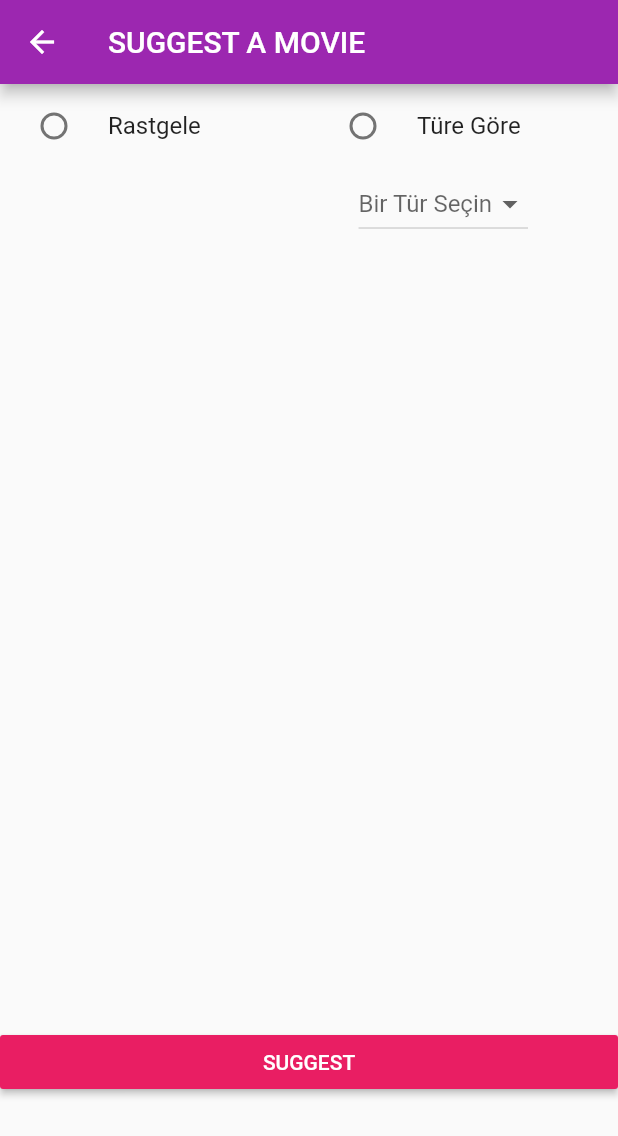
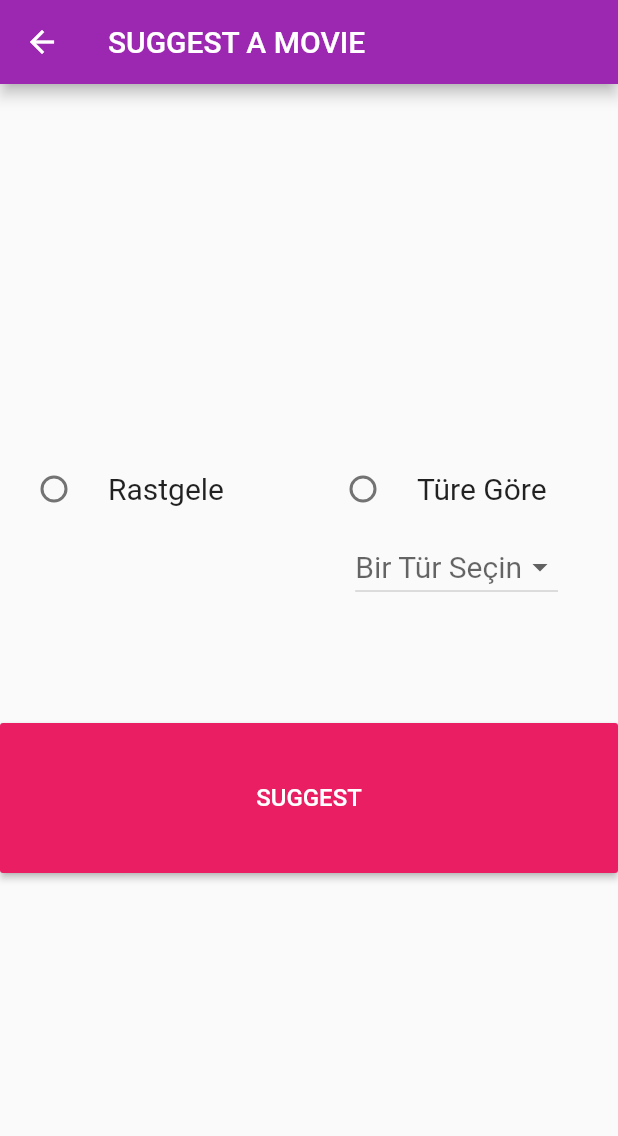
Before and after one commit to se3802018-2019/Suggesty, a Flutter app: the screen it shows after launch, after a tap on "SUGGEST A MOVIE", on a phone screen of 412 x 824 dp. Shown: the top 1136 px of the screen. Run offline on Flutter 3.47's test engine with Material 2 defaults, Android fonts, the phone set to English and light mode, and no system bars.

Commit message:
main screen updates

```diff
--- a/lib/first_screen.dart
+++ b/lib/first_screen.dart
@@ -29,7 +29,7 @@ class FirstScreen extends StatelessWidget {
               },
             ),
             width: double.infinity,
-            height: MediaQuery.of(context).size.height / 4,
+            height: MediaQuery.of(context).size.height / 6,
           ),
           Container(
             padding: EdgeInsets.symmetric(vertical: 5),
@@ -47,7 +47,7 @@ class FirstScreen extends StatelessWidget {
               },
             ),
             width: double.infinity,
-            height: MediaQuery.of(context).size.height / 4,
+            height: MediaQuery.of(context).size.height / 6,
           ),
         ],
       ),
--- a/lib/suggest_movie.dart
+++ b/lib/suggest_movie.dart
@@ -11,19 +11,23 @@ class _SuggestScreenState extends State<SuggestScreen> {
 
   @override
   Widget build(BuildContext context) {
-    double height= MediaQuery.of(context).size.height ;
+    double height = MediaQuery.of(context).size.height;
     return Scaffold(
       appBar: AppBar(
         title: Text("SUGGEST A MOVIE"),
       ),
       body: Column(
+        mainAxisAlignment: MainAxisAlignment.center,
         children: <Widget>[
           Row(
             children: <Widget>[
               Expanded(
                 child: RadioListTile(
                   activeColor: Colors.purple,
-                  title: Text("Rastgele"),
+                  title: Text(
+                    "Rastgele",
+                    style: TextStyle(fontSize: 20),
+                  ),
                   value: "Rastgele",
                   groupValue: secilenRadio,
                   onChanged: (secim) {
@@ -37,7 +41,10 @@ class _SuggestScreenState extends State<SuggestScreen> {
               Expanded(
                 child: RadioListTile(
                   activeColor: Colors.purple,
-                  title: Text("Türe Göre"),
+                  title: Text(
+                    "Türe Göre",
+                    style: TextStyle(fontSize: 20),
+                  ),
                   value: "TüreGöre",
                   groupValue: secilenRadio,
                   onChanged: (secim) {
@@ -54,19 +61,28 @@ class _SuggestScreenState extends State<SuggestScreen> {
             mainAxisAlignment: MainAxisAlignment.end,
             children: <Widget>[
               Padding(
-                padding: const EdgeInsets.only(right: 60),
+                padding: const EdgeInsets.only(right: 40),
                 child: DropdownButton<String>(
                   items: [
                     DropdownMenuItem(
-                      child: Text("Komedi"),
+                      child: Text(
+                        "Komedi",
+                        style: TextStyle(fontSize: 20),
+                      ),
                       value: "Komedi",
                     ),
                     DropdownMenuItem(
-                      child: Text("Korku"),
+                      child: Text(
+                        "Korku",
+                        style: TextStyle(fontSize: 20),
+                      ),
                       value: "Korku",
                     ),
                     DropdownMenuItem(
-                      child: Text("Aksiyon"),
+                      child: Text(
+                        "Aksiyon",
+                        style: TextStyle(fontSize: 20),
+                      ),
                       value: "Aksiyon",
                     ),
                   ],
@@ -76,27 +92,32 @@ class _SuggestScreenState extends State<SuggestScreen> {
                       print(value);
                     });
                   },
-                  hint: Text("Bir Tür Seçin"),
+                  hint: Text(
+                    "Bir Tür Seçin",
+                    style: TextStyle(fontSize: 20),
+                  ),
                   value: secilenTur,
                 ),
               ),
             ],
           ),
-          Padding(padding: EdgeInsets.only(bottom: height-300) ),
+          Padding(padding: EdgeInsets.only(bottom: 80.0)),
           Row(
             children: <Widget>[
-              Expanded(
+              Container(
+                width: MediaQuery.of(context).size.width,
+                height: 100,
                 child: RaisedButton(
                   color: Colors.pink,
-                  child: Text("SUGGEST",style: TextStyle(color: Colors.white),),
-
-                  onPressed: (){
-
-                  },
+                  child: Text(
+                    "SUGGEST",
+                    style: TextStyle(color: Colors.white, fontSize: 16),
+                  ),
+                  onPressed: () {},
                 ),
               ),
             ],
-          )
+          ),
         ],
       ),
     );
--- a/lib/watch_list.dart
+++ b/lib/watch_list.dart
@@ -11,6 +11,7 @@ class WatchList extends StatefulWidget {
 
 class _WatchListState extends State<WatchList> {
   List<Film> tumFilmler;
+  Icon favIcon = Icon(Icons.favorite,color: Colors.purple,);
 
   @override
   Widget build(BuildContext context) {
@@ -27,15 +28,23 @@ class _WatchListState extends State<WatchList> {
                 tumFilmler = sonuc.data;
 
                 return ListView.builder(
+
                     itemCount: tumFilmler.length,
                     itemBuilder: (context, index) {
                       return Card(
                         elevation: 2,
                         child: ListTile(
+                          onTap: (){
+                            },
+
                           leading: Icon(Icons.movie),
-                          title: Text(tumFilmler[index].name, style: TextStyle(fontSize: 18,color: Colors.purple),),
+                          title: Text(
+                            tumFilmler[index].name,
+                            style:
+                                TextStyle(fontSize: 18, color: Colors.purple),
+                          ),
                           subtitle: Text(tumFilmler[index].genre),
-                          trailing: Icon(Icons.favorite_border),
+                          trailing: favIcon,
                         ),
                       );
                     });
```
